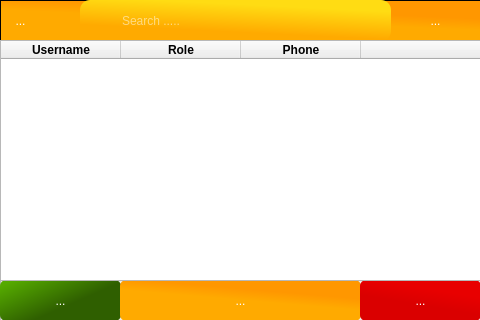
Qt form HPOS/s_usermanager.ui (MinniHai/HPoS_Pi) before a commit.
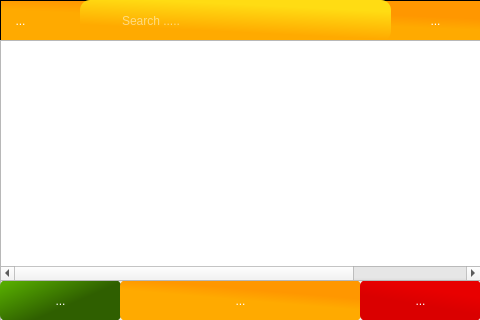
The same form after that commit. Icons and pictures are not drawn.

```diff
--- a/HPOS/s_usermanager.ui
+++ b/HPOS/s_usermanager.ui
@@ -324,7 +324,7 @@
     <enum>Qt::ScrollBarAsNeeded</enum>
    </property>
    <property name="horizontalScrollBarPolicy">
-    <enum>Qt::ScrollBarAlwaysOff</enum>
+    <enum>Qt::ScrollBarAsNeeded</enum>
    </property>
    <property name="tabKeyNavigation">
     <bool>true</bool>
@@ -345,7 +345,7 @@
     <bool>true</bool>
    </property>
    <attribute name="horizontalHeaderVisible">
-    <bool>true</bool>
+    <bool>false</bool>
    </attribute>
    <attribute name="horizontalHeaderCascadingSectionResizes">
     <bool>false</bool>
```
